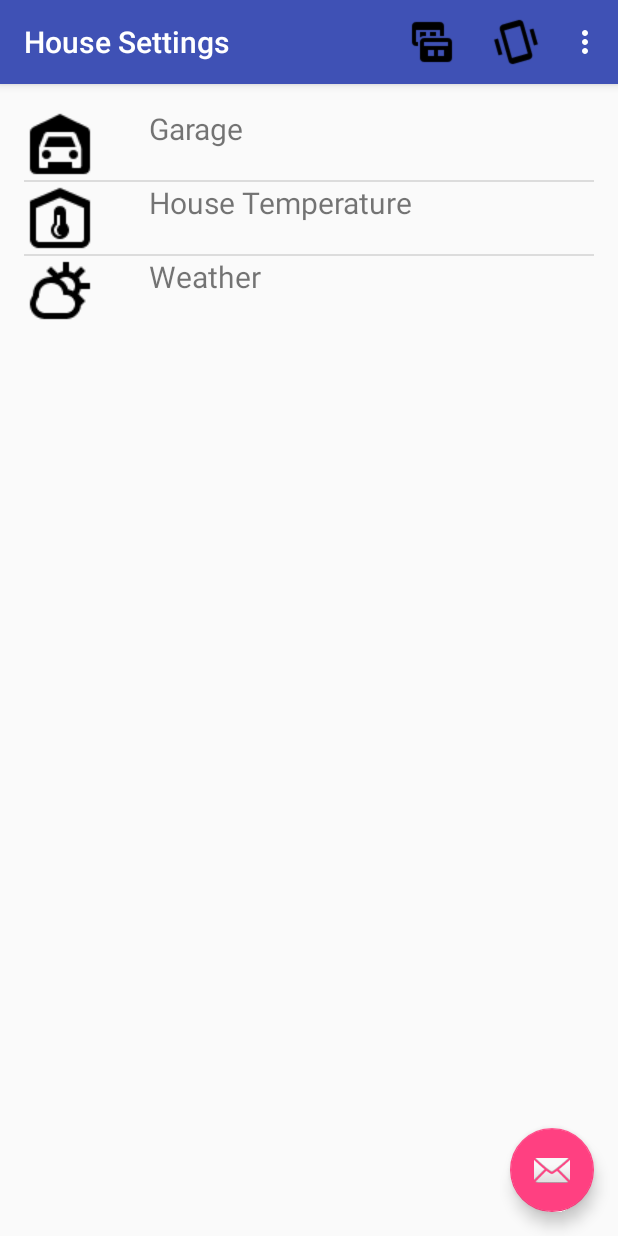
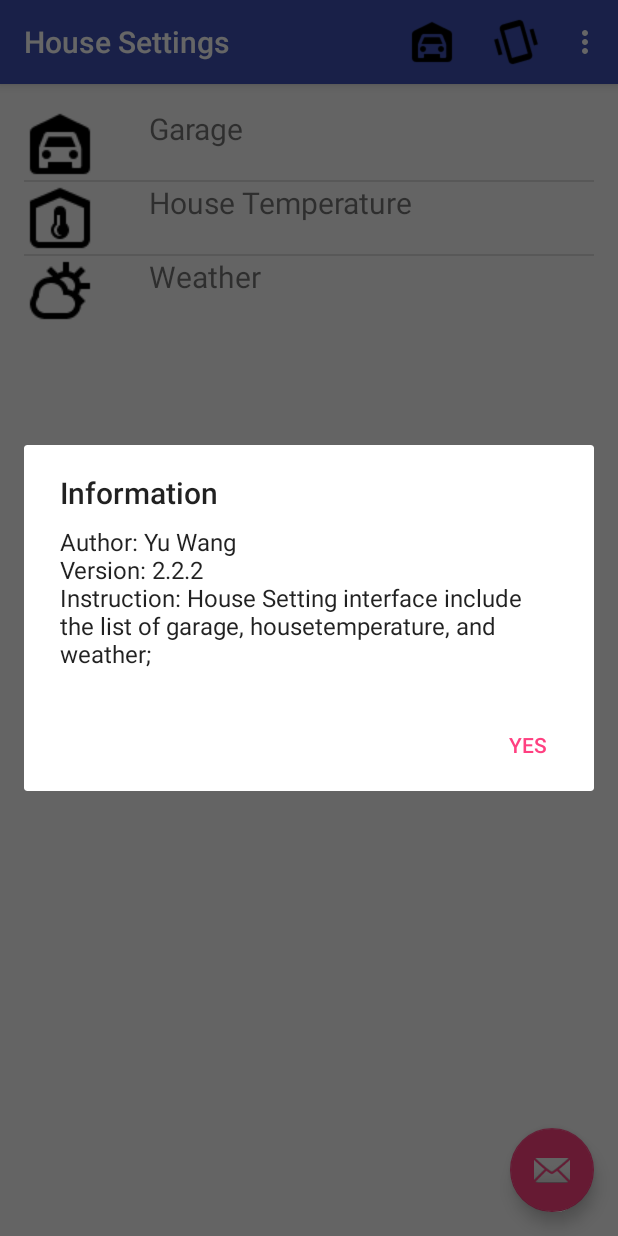
Before and after one commit to CST2335AndroidTeam/Team, an Android app: the HouseSettingMain screen opened directly, with no data from a screen before it, in the options menu, after a tap on "About", on a phone screen of 412 x 824 dp. Run offline under Robolectric (Android 15) with nearby library versions, the phone set to English and light mode, and no system bars.

Commit message:
add more actions to toolbar

```diff
--- a/app/src/main/java/com/example/yu/team_project_1/HouseSettingMain.java
+++ b/app/src/main/java/com/example/yu/team_project_1/HouseSettingMain.java
@@ -1,10 +1,13 @@
 package com.example.yu.team_project_1;
 
+import android.app.Activity;
 import android.content.Context;
+import android.content.DialogInterface;
 import android.content.Intent;
 import android.os.Bundle;
 import android.support.design.widget.FloatingActionButton;
 import android.support.design.widget.Snackbar;
+import android.support.v7.app.AlertDialog;
 import android.support.v7.app.AppCompatActivity;
 import android.support.v7.widget.Toolbar;
 import android.util.Log;
@@ -23,9 +26,11 @@ import android.widget.Toast;
 import java.util.ArrayList;
 import java.util.Arrays;
 
+
 public class HouseSettingMain extends AppCompatActivity {
 
     private static String SETTING_MESSAGE ="House Setting Tool Bar";
+    private static String INFORMATION = "Information";
 
     String[] houseSettingMenu= {"Garage","House Temperature","Weather"};
     protected ArrayList<String> menuItems = new ArrayList<>(Arrays.asList(houseSettingMenu));
@@ -52,29 +57,29 @@ public class HouseSettingMain extends AppCompatActivity {
         menuLists.setAdapter(adapter);
 
 
-
-        menuLists.setOnItemClickListener(new AdapterView.OnItemClickListener(){
-            @Override
-            public void onItemClick(AdapterView adapterView, View view, int i, long l){
-                String items =(String)adapterView.getItemAtPosition(i);
-                Toast.makeText(view.getContext(),"Welcome to "+ items +"!",Toast.LENGTH_LONG).show();
-
-                if(i == 0){
-                    Intent intentGarage = new Intent(HouseSettingMain.this,Garage.class);
-                    startActivityForResult(intentGarage,2);
-                }
-                if(i == 1){
-                    //TODO : Temperature
-                    Intent intentTemp = new Intent(HouseSettingMain.this,HouseTemp.class);
-                    startActivityForResult(intentTemp,1);
-                }
-                if(i == 2){
-                    Intent intentWeather= new Intent(HouseSettingMain.this, Weather.class);
-                    startActivity(intentWeather);
-                }
-
-            }
-        });
+//
+//        menuLists.setOnItemClickListener(new AdapterView.OnItemClickListener(){
+//            @Override
+//            public void onItemClick(AdapterView adapterView, View view, int i, long l){
+//                String items =(String)adapterView.getItemAtPosition(i);
+//                Toast.makeText(view.getContext(),"Welcome to "+ items +"!",Toast.LENGTH_LONG).show();
+//
+//                if(i == 0){
+//                    Intent intentGarage = new Intent(HouseSettingMain.this,Garage.class);
+//                    startActivityForResult(intentGarage,2);
+//                }
+//                if(i == 1){
+//                    //TODO : Temperature
+//                    Intent intentTemp = new Intent(HouseSettingMain.this,HouseTemp.class);
+//                    startActivityForResult(intentTemp,1);
+//                }
+//                if(i == 2){
+//                    Intent intentWeather= new Intent(HouseSettingMain.this, Weather.class);
+//                    startActivity(intentWeather);
+//                }
+//
+//            }
+//        });
 
     }
 
@@ -133,21 +138,44 @@ public class HouseSettingMain extends AppCompatActivity {
         int id = mi.getItemId();
         switch(id){
             case R.id.item1:
-                //TODO: Developing Custom Themes
-                Log.d(SETTING_MESSAGE,"Item1 is selected");
 
+                Intent intentGarage = new Intent(HouseSettingMain.this,Garage.class);
+                startActivityForResult(intentGarage,2);
 
                 break;
             case R.id.item2:
+                Intent intentTemp = new Intent(HouseSettingMain.this,HouseTemp.class);
+                startActivityForResult(intentTemp,1);
+
+                break;
+            case R.id.item3:
+
+                Intent intentWeather= new Intent(HouseSettingMain.this, Weather.class);
+                startActivity(intentWeather);
+
+                break;
+            case R.id.item4:
                 //TODO: Setting device vibrate
                 Log.d(SETTING_MESSAGE,"Item2 is selected");
 
                 break;
-            case R.id.item4:
+            case R.id.item5:
                 //TODO: Display team information
-                Log.d(SETTING_MESSAGE,"Item4 is selected");
-                Toast toast3 = Toast.makeText(HouseSettingMain.this , "Version 1.0, by Yu Wang", Toast.LENGTH_SHORT);
-                toast3.show();
+                AlertDialog.Builder builder = new AlertDialog.Builder(this);
+                builder.setTitle(INFORMATION);
+                // Add the buttons
+                builder.setPositiveButton(R.string.ok, new DialogInterface.OnClickListener() {
+                    public void onClick(DialogInterface dialog, int id) {
+                        // User clicked OK button
+                    }
+                });
+                //TODO: add more information to this set message about how to use this interface
+                builder.setMessage("Author: Yu Wang\nVersion: 2.2.2\nInstruction: House Setting interface include the list of garage, house" +
+                        "temperature, and weather;\n");
+
+                // Create the AlertDialog
+                AlertDialog dialog = builder.create();
+                dialog.show();
                 break;
         }
         return true;
--- a/app/src/main/res/menu/toolbar.xml
+++ b/app/src/main/res/menu/toolbar.xml
@@ -2,20 +2,33 @@
 <menu xmlns:android="http://schemas.android.com/apk/res/android"
     xmlns:app="http://schemas.android.com/apk/res-auto">
     <item android:id="@+id/item1"
-        android:title="Choice1"
-        android:icon="@drawable/theme"
+        android:title="@string/garage_door"
+        android:icon="@drawable/garage"
         android:orderInCategory="101"
+        app:showAsAction="ifRoom" />
+
+    <item android:id="@+id/item2"
+        android:title="@string/temperature"
+        android:icon="@drawable/temp"
+        android:orderInCategory="202"
+        app:showAsAction="ifRoom" />
+
+    <item android:id="@+id/item3"
+        android:title="@string/weather"
+        android:icon="@drawable/weather"
+        android:orderInCategory="301"
+        app:showAsAction="ifRoom" />
+
+    <item android:id="@+id/item4"
+        android:title="@string/vibrate"
+        android:icon="@drawable/vibrate"
+        android:orderInCategory="402"
         app:showAsAction="always" />
 
-    <item android:id="@+id/item2"
-        android:title="Choice2"
-        android:icon="@drawable/vibrate"
-        android:orderInCategory="202"
-        app:showAsAction="always" />
 
-    <item android:id="@+id/item4"
+    <item android:id="@+id/item5"
         android:title="@string/about"
-        android:orderInCategory="404"
+        android:orderInCategory="504"
         app:showAsAction="never" />
 
 
--- a/app/src/main/res/values/strings.xml
+++ b/app/src/main/res/values/strings.xml
@@ -29,5 +29,7 @@
 
     <string name="temp_sub1">tempToolbarSub1</string>
     <string name="temp_sub2">tempToolbarSub2</string>
+    <string name="weather">weather</string>
+    <string name="vibrate">vibrate</string>
 
 </resources>
```
